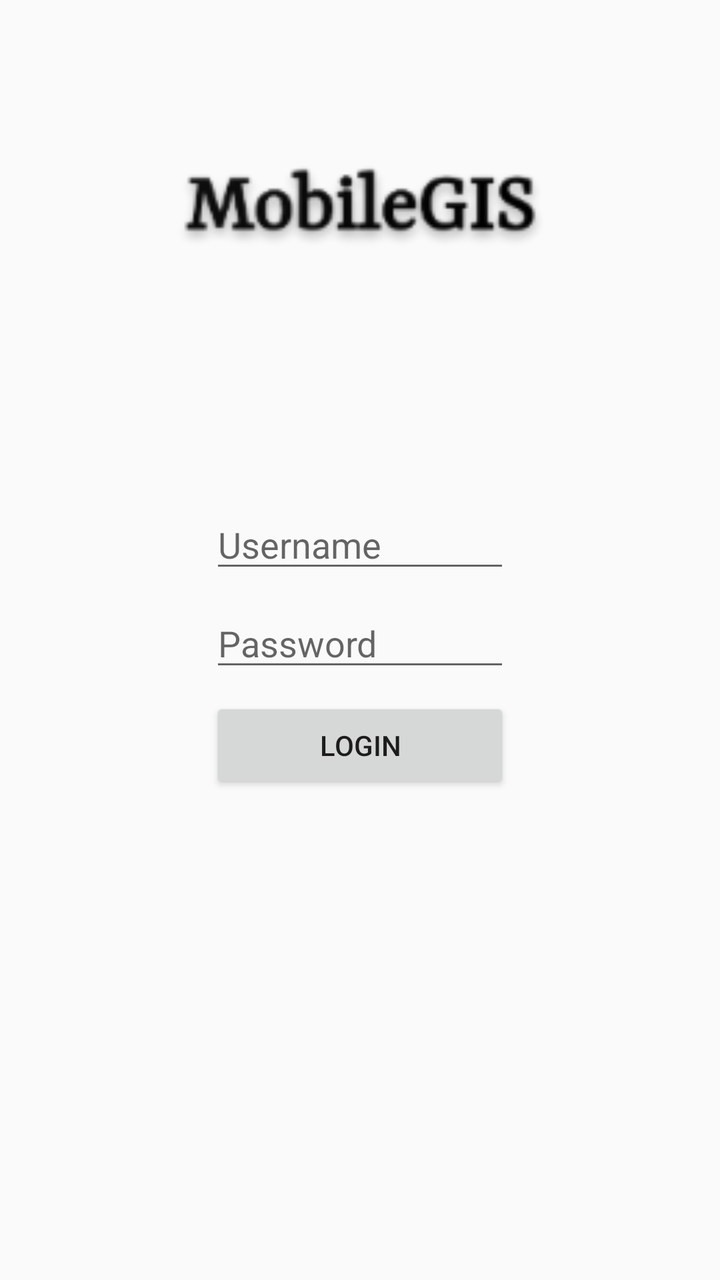
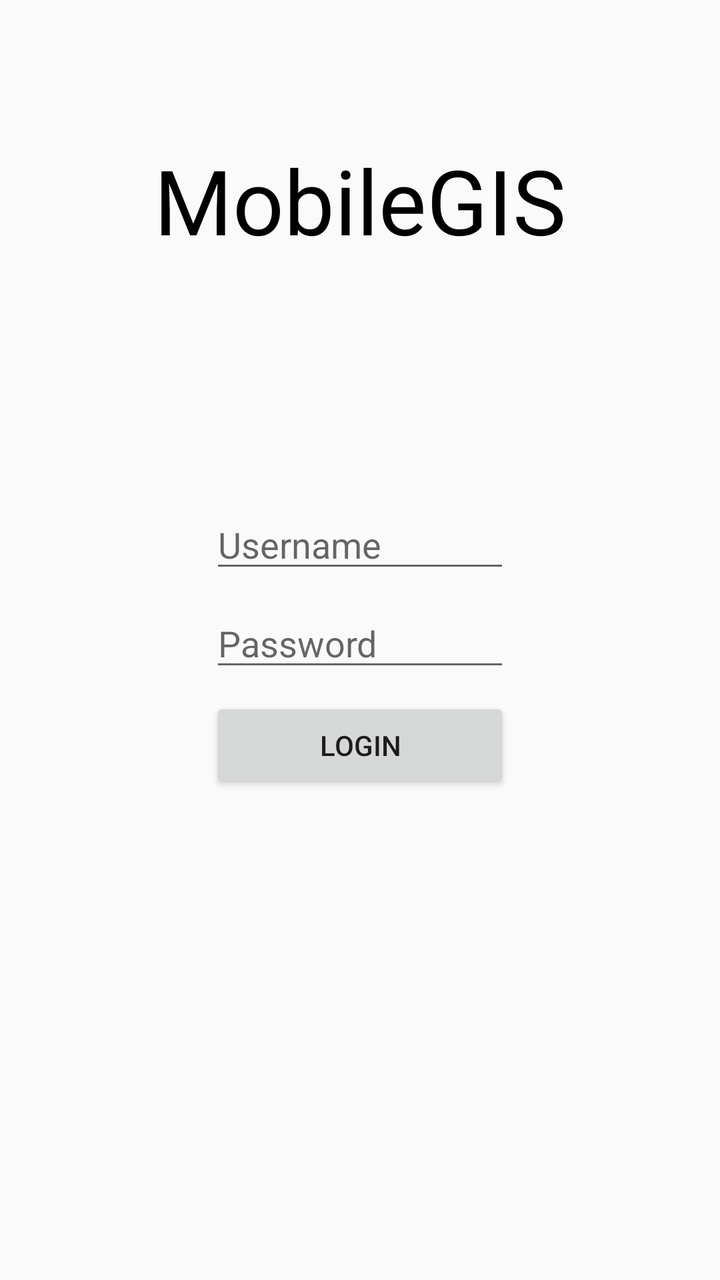

Two renders of the same Android screen: before a commit and after it. Below are the layout's source before the change and the commit's diff.
<!-- AndroidManifest.xml: application theme AppTheme.NoActionBar -->
<!-- res/layout/activity_login.xml -->
<?xml version="1.0" encoding="utf-8"?>
<layout
    xmlns:android="http://schemas.android.com/apk/res/android"
    xmlns:app="http://schemas.android.com/apk/res-auto"
    xmlns:tools="http://schemas.android.com/tools">

    <data>
        <variable
            name="loginViewModel"
            type="com.kandaidea.mobilegis.ViewModel.LoginActivityViewModel"/>
    </data>

    <android.support.constraint.ConstraintLayout
    android:layout_width="match_parent"
    android:layout_height="match_parent">


    <android.support.design.widget.TextInputEditText
        android:id="@+id/login_username_edit_text"
        android:layout_width="@dimen/login_component_width"
        android:layout_height="wrap_content"
        android:inputType="textAutoComplete"
        android:hint="@string/username_hint"
        app:layout_constraintLeft_toLeftOf="parent"
        app:layout_constraintRight_toRightOf="parent"
        app:layout_constraintBottom_toTopOf="@+id/login_password_edit_text"
        android:layout_margin="@dimen/regular_margin"
        android:elevation="@dimen/regular_elevation"/>

    <android.support.design.widget.TextInputEditText
        android:id="@+id/login_password_edit_text"
        android:layout_width="@dimen/login_component_width"
        android:layout_height="wrap_content"
        android:inputType="textPassword"
        android:hint="@string/password_hint"
        app:layout_constraintTop_toTopOf="parent"
        app:layout_constraintLeft_toLeftOf="parent"
        app:layout_constraintRight_toRightOf="parent"
        app:layout_constraintBottom_toBottomOf="parent"
        android:layout_margin="@dimen/regular_margin"
        android:elevation="@dimen/regular_elevation"/>

    <android.support.v7.widget.AppCompatButton
        android:id="@+id/login_button"
        android:layout_width="@dimen/login_component_width"
        android:layout_height="wrap_content"
        android:text="@string/login_button"
        app:layout_constraintLeft_toLeftOf="parent"
        app:layout_constraintRight_toRightOf="parent"
        app:layout_constraintTop_toBottomOf="@+id/login_password_edit_text"
        android:layout_margin="@dimen/regular_margin"
        android:elevation="@dimen/regular_elevation"/>
    <ProgressBar
        android:id="@+id/login_progress_bar"
        android:layout_width="wrap_content"
        android:layout_height="wrap_content"
        android:layout_margin="@dimen/regular_margin"
        app:layout_constraintTop_toBottomOf="@+id/login_button"
        app:layout_constraintRight_toRightOf="parent"
        app:layout_constraintLeft_toLeftOf="parent"
        android:visibility="gone"/>

        <ImageView
            android:layout_width="200dp"
            android:layout_height="200dp"
            android:src="@mipmap/ic_company"
            app:layout_constraintTop_toTopOf="parent"
            app:layout_constraintRight_toRightOf="parent"
            app:layout_constraintLeft_toLeftOf="parent"/>
</android.support.constraint.ConstraintLayout>

</layout>
<!-- resources referenced by this layout -->
<resources>
  <dimen name="login_component_width">150dp</dimen>
  <dimen name="regular_elevation">8dp</dimen>
  <dimen name="regular_margin">8dp</dimen>
  <!-- mipmap ic_company: png bitmap (mipmap-hdpi, 2734 bytes) -->
  <string name="login_button">LOGIN</string>
  <string name="password_hint">Password</string>
  <string name="username_hint">Username</string>
  <style name="AppTheme.NoActionBar" parent="Theme.AppCompat.Light.DarkActionBar">
          <item name="windowActionBar">false</item>
          <item name="windowNoTitle">true</item>
  
      </style>
</resources>

<!-- the commit's change to res/layout/activity_login.xml (unified diff, before → after) -->
@@ -60,13 +60,16 @@
         app:layout_constraintLeft_toLeftOf="parent"
         android:visibility="gone"/>
 
-        <ImageView
-            android:layout_width="200dp"
-            android:layout_height="200dp"
-            android:src="@mipmap/ic_company"
-            app:layout_constraintTop_toTopOf="parent"
-            app:layout_constraintRight_toRightOf="parent"
-            app:layout_constraintLeft_toLeftOf="parent"/>
+    <TextView
+        android:layout_width="250dp"
+        android:layout_height="200dp"
+        android:text="MobileGIS"
+        android:textSize="45sp"
+        android:textColor="@android:color/black"
+        android:gravity="center_horizontal|center_vertical"
+        app:layout_constraintTop_toTopOf="parent"
+        app:layout_constraintRight_toRightOf="parent"
+        app:layout_constraintLeft_toLeftOf="parent"/>
 </android.support.constraint.ConstraintLayout>
 
 </layout>
<!-- resource entries referenced after the edit -->
@@ -3,14 +3,12 @@
   <dimen name="login_component_width">150dp</dimen>
   <dimen name="regular_elevation">8dp</dimen>
   <dimen name="regular_margin">8dp</dimen>
-  <!-- mipmap ic_company: png bitmap (mipmap-hdpi, 2734 bytes) -->
   <string name="login_button">LOGIN</string>
   <string name="password_hint">Password</string>
   <string name="username_hint">Username</string>
   <style name="AppTheme.NoActionBar" parent="Theme.AppCompat.Light.DarkActionBar">
           <item name="windowActionBar">false</item>
           <item name="windowNoTitle">true</item>
-  
       </style>
 </resources>
 
